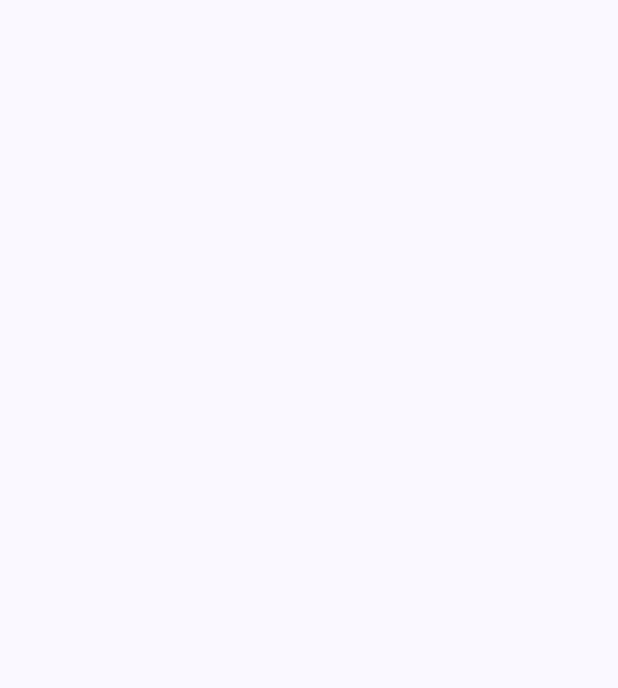
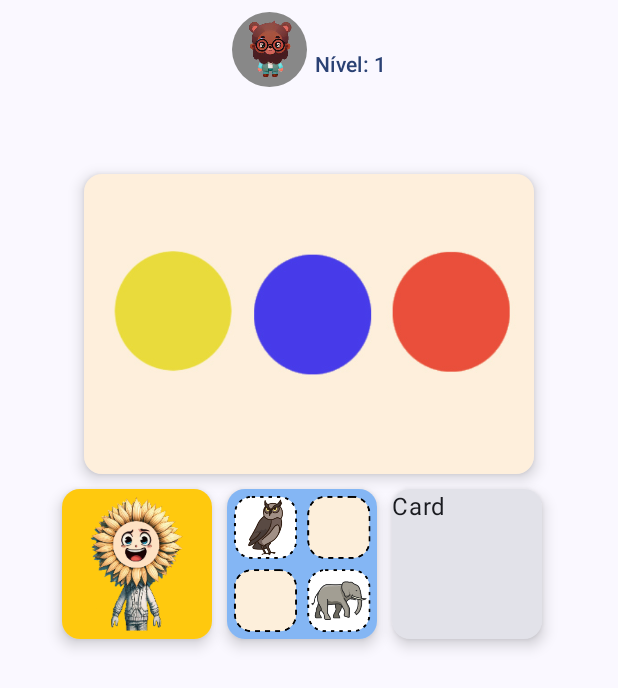
Before and after one commit to smalljooj/SunflowerApp, an Android app built with Jetpack Compose: the HomeScreen screen opened through its navigation route, on a phone screen of 412 x 824 dp. Before the commit the part shown is empty. Shown: the top 688 px of the screen. Run offline under Robolectric (Android 15) with nearby library versions, the phone set to English and light mode, and no system bars; our stand-ins replace Room's generated code, accompanist.

Commit message:
navigation part2

```diff
--- a/app/src/main/java/com/github/smalljooj/sunflowerapp/data/AppContainer.kt
+++ b/app/src/main/java/com/github/smalljooj/sunflowerapp/data/AppContainer.kt
@@ -1,13 +1,18 @@
 package com.github.smalljooj.sunflowerapp.data
 
 import android.content.Context
+import com.github.smalljooj.sunflowerapp.data.types.model.User
+import kotlinx.coroutines.flow.MutableStateFlow
+import kotlinx.coroutines.flow.update
 
 interface AppContainer {
 
+    val user: MutableStateFlow<User>
 }
 
 class DefaultAppContainer(
     private val context: Context
 ): AppContainer {
 
+    override val user: MutableStateFlow<User> = MutableStateFlow(User())
 }
--- /dev/null
+++ b/app/src/main/java/com/github/smalljooj/sunflowerapp/data/types/model/User.kt
@@ -0,0 +1,16 @@
+package com.github.smalljooj.sunflowerapp.data.types.model
+
+import androidx.room.Entity
+import androidx.room.PrimaryKey
+import com.github.smalljooj.sunflowerapp.R
+
+@Entity(tableName = "user")
+data class User (
+    @PrimaryKey(autoGenerate = true)
+    val id: Int = 0,
+    val name: String = "",
+    val level: Int = 1,
+    val image: Int = R.drawable.icon1,
+    val imageTitle: Int = R.string.icon1_default,
+    val profileId: Int = 0
+)
--- /dev/null
+++ b/app/src/main/java/com/github/smalljooj/sunflowerapp/ui/home/HomeViewModel.kt
@@ -0,0 +1,36 @@
+package com.github.smalljooj.sunflowerapp.ui.home
+
+import androidx.compose.runtime.getValue
+import androidx.compose.runtime.mutableStateOf
+import androidx.compose.runtime.setValue
+import androidx.lifecycle.ViewModel
+import androidx.lifecycle.ViewModelProvider.AndroidViewModelFactory.Companion.APPLICATION_KEY
+import androidx.lifecycle.viewmodel.initializer
+import androidx.lifecycle.viewmodel.viewModelFactory
+import com.github.smalljooj.sunflowerapp.SunflowerApplication
+import com.github.smalljooj.sunflowerapp.data.types.model.User
+import kotlinx.coroutines.flow.StateFlow
+import kotlinx.coroutines.flow.asStateFlow
+
+class HomeViewModel(
+    val userState: StateFlow<User>
+): ViewModel() {
+    var openDialog by mutableStateOf(false)
+        private set
+
+    fun updateOpenDialog(value: Boolean) {
+        openDialog = value
+    }
+
+    companion object {
+        val Factory = viewModelFactory {
+            initializer {
+                val application = (this[APPLICATION_KEY] as SunflowerApplication)
+                val userState = application.container.user
+                HomeViewModel(
+                    userState = userState.asStateFlow()
+                )
+            }
+        }
+    }
+}
--- /dev/null
+++ b/app/src/main/java/com/github/smalljooj/sunflowerapp/ui/home/homeScreen.kt
@@ -0,0 +1,246 @@
+package com.github.smalljooj.sunflowerapp.ui.home
+
+import androidx.compose.foundation.Image
+import androidx.compose.foundation.background
+import androidx.compose.foundation.border
+import androidx.compose.foundation.layout.Arrangement
+import androidx.compose.foundation.layout.Column
+import androidx.compose.foundation.layout.Row
+import androidx.compose.foundation.layout.Spacer
+import androidx.compose.foundation.layout.fillMaxSize
+import androidx.compose.foundation.layout.fillMaxWidth
+import androidx.compose.foundation.layout.height
+import androidx.compose.foundation.layout.padding
+import androidx.compose.foundation.layout.size
+import androidx.compose.foundation.layout.width
+import androidx.compose.foundation.shape.CircleShape
+import androidx.compose.foundation.shape.RoundedCornerShape
+import androidx.compose.foundation.text.KeyboardOptions
+import androidx.compose.material3.Button
+import androidx.compose.material3.ButtonDefaults
+import androidx.compose.material3.Card
+import androidx.compose.material3.CardDefaults
+import androidx.compose.material3.ExperimentalMaterial3Api
+import androidx.compose.material3.MaterialTheme
+import androidx.compose.material3.OutlinedButton
+import androidx.compose.material3.Scaffold
+import androidx.compose.material3.Text
+import androidx.compose.material3.TextField
+import androidx.compose.runtime.Composable
+import androidx.compose.runtime.collectAsState
+import androidx.compose.runtime.getValue
+import androidx.compose.runtime.mutableStateOf
+import androidx.compose.runtime.saveable.rememberSaveable
+import androidx.compose.runtime.setValue
+import androidx.compose.ui.Alignment
+import androidx.compose.ui.Modifier
+import androidx.compose.ui.draw.clip
+import androidx.compose.ui.focus.focusModifier
+import androidx.compose.ui.graphics.Color
+import androidx.compose.ui.layout.ContentScale
+import androidx.compose.ui.res.painterResource
+import androidx.compose.ui.res.stringResource
+import androidx.compose.ui.text.input.ImeAction
+import androidx.compose.ui.unit.dp
+import androidx.compose.ui.window.Dialog
+import com.github.smalljooj.sunflowerapp.data.types.model.ImageModel
+import com.github.smalljooj.sunflowerapp.data.types.model.User
+import com.github.smalljooj.sunflowerapp.ui.profile.ProfileViewModel
+import androidx.lifecycle.viewmodel.compose.viewModel
+import com.github.smalljooj.sunflowerapp.R
+import com.github.smalljooj.sunflowerapp.ui.profile.ProfileImageDialog
+
+@Composable
+fun HomeScreen(
+    modifier: Modifier = Modifier,
+    viewModel: HomeViewModel = viewModel(factory = HomeViewModel.Factory)
+) {
+    val userState by viewModel.userState.collectAsState()
+
+    if (viewModel.openDialog) {
+        ProfileDialog(
+            user = userState,
+            onDismiss = { viewModel.updateOpenDialog(false) }
+        )
+    }
+    Scaffold(
+        modifier = modifier,
+        topBar = {
+            Row(
+                horizontalArrangement = Arrangement.Center,
+                modifier = Modifier.fillMaxWidth()
+            ) {
+                Button(
+                    onClick = {
+                        viewModel.updateOpenDialog(true)
+                    },
+                    shape = RoundedCornerShape(50.dp),
+                    colors = ButtonDefaults.buttonColors(
+                        containerColor = Color.Transparent
+                    )
+                ) {
+                    Image(
+                        painter = painterResource(userState.image),
+                        contentDescription = stringResource(userState.imageTitle),
+                        modifier = Modifier
+                            .size(50.dp)
+                            .clip(CircleShape)
+                            .background(Color.Gray)
+                    )
+                    Spacer(modifier = Modifier.width(5.dp))
+                    Column {
+                        Text(
+                            text = userState.name,
+                            color = MaterialTheme.colorScheme.primary
+                        )
+                        Text(
+                            text = stringResource(R.string.level, userState.level),
+                            color = MaterialTheme.colorScheme.primary
+                        )
+                    }
+                }
+            }
+        }
+    ) {
+        Column(
+            modifier = Modifier
+                .fillMaxSize()
+                .padding(it),
+            horizontalAlignment = Alignment.CenterHorizontally,
+        ) {
+            Spacer(modifier = Modifier.height(50.dp))
+            GameCard(
+                image = ImageModel(R.drawable.colorsequency, R.string.colorsequency),
+                onclick = { /*TODO*/ },
+                width = 300,
+                height = 200
+            )
+            Spacer(modifier = Modifier.height(10.dp))
+            Row(
+                horizontalArrangement = Arrangement.Center,
+                modifier = Modifier.fillMaxWidth()
+            ) {
+                GameCard(
+                    image = ImageModel(R.drawable.puzzle, R.string.puzzle),
+                    onclick = { /*TODO*/ },
+                    width = 100,
+                    height = 100
+                )
+                Spacer(modifier = Modifier.width(10.dp))
+                GameCard(
+                    image = ImageModel(R.drawable.memorygame, R.string.memorygame),
+                    onclick = { /*TODO*/ },
+                    width = 100,
+                    height = 100
+                )
+                Spacer(modifier = Modifier.width(10.dp))
+                Card(
+                    elevation = CardDefaults.cardElevation( defaultElevation = 6.dp ),
+                    modifier = Modifier.size(width = 100.dp, height = 100.dp)
+                ) {
+                    Text("Card")
+                }
+                Spacer(modifier = Modifier.width(10.dp))
+            }
+        }
+    }
+}
+
+@Composable
+fun GameCard(
+    image: ImageModel,
+    onclick: () -> Unit,
+    width: Int,
+    height: Int,
+) {
+    Card(
+        elevation = CardDefaults.cardElevation( defaultElevation = 6.dp ),
+        modifier = Modifier.size(width = width.dp, height = height.dp),
+        onClick = onclick
+    ) {
+        Image(
+            painter = painterResource(image.image),
+            contentDescription = stringResource(image.content),
+            modifier = Modifier
+                    .fillMaxWidth(),
+            contentScale = ContentScale.Crop
+            )
+    }
+}
+
+@Composable
+fun ProfileDialog(
+    user: User,
+    onDismiss: () -> Unit,
+    modifier: Modifier = Modifier,
+    viewModel: ProfileViewModel = viewModel(factory = ProfileViewModel.Factory)
+) {
+    val uiState by viewModel.uiState.collectAsState()
+    if (viewModel.openDialog){
+        ProfileImageDialog({
+            viewModel.updateOpenDialog(false)
+            viewModel.updateImage(it.image)
+            viewModel.updateTitle(it.content)
+        })
+    }
+    Dialog(onDismissRequest = { onDismiss() }) {
+        Card(
+            modifier = modifier
+                .fillMaxWidth()
+                .height(400.dp)
+                .padding(16.dp),
+            shape = RoundedCornerShape(16.dp)
+        ) {
+            Column(
+                modifier = Modifier
+                    .fillMaxSize(),
+                horizontalAlignment = Alignment.CenterHorizontally,
+                verticalArrangement = Arrangement.Center
+            ) {
+                Button(
+                    onClick = {
+                        viewModel.updateOpenDialog(true)
+                    },
+                    shape = RoundedCornerShape(50.dp),
+                    colors = ButtonDefaults.buttonColors(
+                        containerColor = Color.Transparent
+                    )
+                ) {
+                    Image(
+                        painter = painterResource(uiState.image),
+                        contentDescription = stringResource(uiState.title),
+                        modifier = Modifier
+                            .size(150.dp)
+                            .clip(CircleShape)
+                            .border(2.dp, Color.Green, CircleShape)
+                            .background(Color.Gray)
+                    )
+                }
+                Spacer(modifier = Modifier.height(10.dp))
+                TextField(
+                    value = uiState.name,
+                    label = { Text(stringResource(R.string.name)) },
+                    onValueChange = {
+                        viewModel.updateName(it)
+                    },
+                    modifier = Modifier
+                        .width(200.dp),
+                    keyboardOptions = KeyboardOptions.Default.copy(
+                        imeAction = ImeAction.Done
+                    )
+                )
+                Spacer(modifier = Modifier.height(10.dp))
+                Text(text = stringResource(R.string.level, user.level))
+                Spacer(modifier = Modifier.height(10.dp))
+                OutlinedButton(
+                    onClick = {
+                        viewModel.updateUser()
+                        onDismiss()
+                    },
+                ) {
+                    Text(stringResource(R.string.save))
+                }
+            }
+        }
+    }
+}
--- a/app/src/main/java/com/github/smalljooj/sunflowerapp/ui/profile/profileScreen.kt
+++ b/app/src/main/java/com/github/smalljooj/sunflowerapp/ui/profile/profileScreen.kt
@@ -42,7 +42,7 @@ import com.github.smalljooj.sunflowerapp.data.types.model.ImageModel
 fun ProfileScreen(
     goToHomeScreen: () -> Unit,
     modifier: Modifier = Modifier,
-    viewModel: ProfileViewModel = viewModel()
+    viewModel: ProfileViewModel = viewModel(factory = ProfileViewModel.Factory)
 ) {
     val uiState by viewModel.uiState.collectAsState()
     if (viewModel.openDialog){
@@ -85,7 +85,8 @@ fun ProfileScreen(
         Spacer(modifier = Modifier.height(20.dp))
         Button(
             onClick = {
-                viewModel.insertUser(goToHomeScreen)
+                viewModel.insertUser()
+                goToHomeScreen()
             }
         ) {
             Text(text = stringResource(R.string.Go))
--- a/app/src/main/java/com/github/smalljooj/sunflowerapp/ui/sunflowerScreen.kt
+++ b/app/src/main/java/com/github/smalljooj/sunflowerapp/ui/sunflowerScreen.kt
@@ -12,6 +12,7 @@ import androidx.navigation.compose.currentBackStackEntryAsState
 import androidx.navigation.compose.rememberNavController
 import androidx.navigation.compose.composable
 import com.github.smalljooj.sunflowerapp.R
+import com.github.smalljooj.sunflowerapp.ui.home.HomeScreen
 import com.github.smalljooj.sunflowerapp.ui.loading.LoadingScreen
 import com.github.smalljooj.sunflowerapp.ui.profile.ProfileScreen
 import com.github.smalljooj.sunflowerapp.ui.welcome.WelcomeScreen
@@ -28,10 +29,6 @@ fun SunflowerApp(
     modifier: Modifier = Modifier,
     navController: NavHostController = rememberNavController()
 ) {
-    val backStackEntry by navController.currentBackStackEntryAsState()
-    val currentScreen = SunflowerScreen.valueOf(
-        backStackEntry?.destination?.route?: SunflowerScreen.START.name
-    )
     Scaffold(
         modifier = modifier
     ) { innerPadding ->
@@ -67,10 +64,9 @@ fun SunflowerApp(
                         navController.navigate(route = SunflowerScreen.HOME.name)
                     }
                 )
-
             }
             composable(route = SunflowerScreen.HOME.name) {
-
+                HomeScreen()
             }
         }
     }
--- a/app/src/main/res/values/strings.xml
+++ b/app/src/main/res/values/strings.xml
@@ -17,4 +17,9 @@
     <string name="icon6_default">Menino</string>
     <string name="name">Nome</string>
     <string name="Go">Vamos!</string>
+    <string name="level">"Nível: %d"</string>
+    <string name="save">Salvar</string>
+    <string name="colorsequency">Jogo da Sequência de cores</string>
+    <string name="puzzle">Jogo de Puzzle</string>
+    <string name="memorygame">Jogo da memória</string>
 </resources>
```
Also changed, not shown: app/build.gradle.kts (+7 -0 lines), app/src/main/java/com/github/smalljooj/sunflowerapp/ui/profile/ProfileViewModel.kt (+37 -4 lines), gradle/libs.versions.toml (+8 -0 lines), app/src/main/res/drawable/colorsequency.jpg (added), app/src/main/res/drawable/memorygame.png (added), app/src/main/res/drawable/puzzle.png (added).
